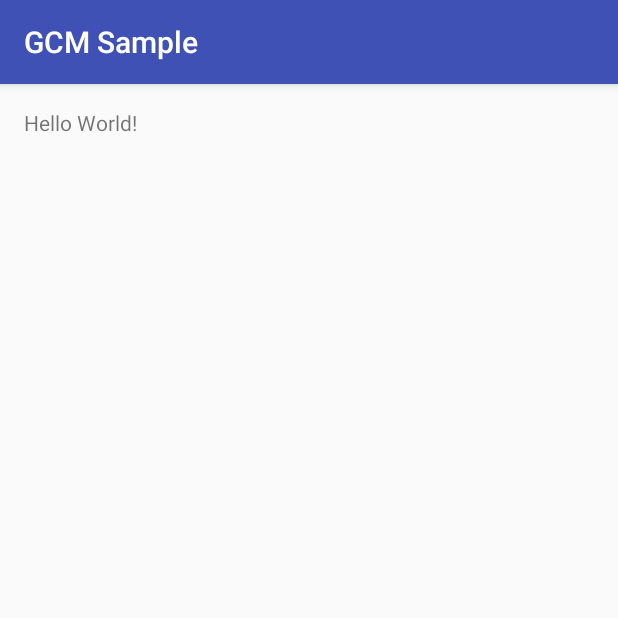
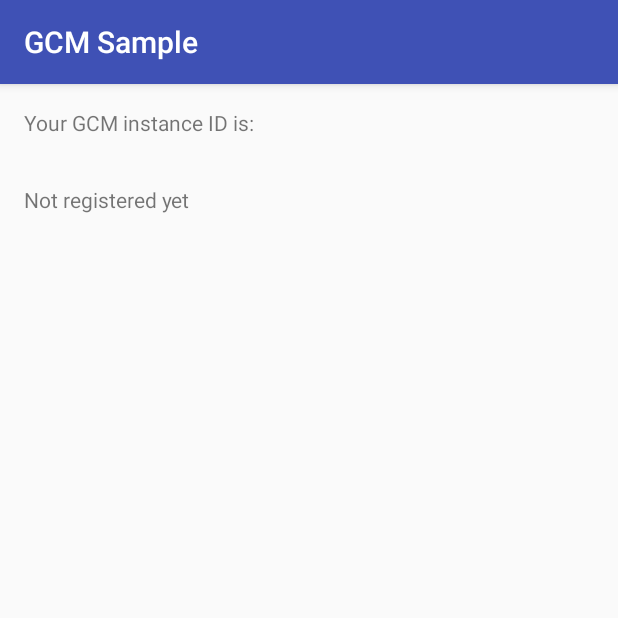
Before and after one commit to tfKamran/gcm-sample, an Android app: the screen it shows after launch (MainActivity), on a phone screen of 412 x 824 dp, the top half of it. Run offline under Robolectric (Android 15) with nearby library versions, the phone set to English and light mode, and no system bars.

```diff
--- a/gcm-sample-android/app/build.gradle
+++ b/gcm-sample-android/app/build.gradle
@@ -1,4 +1,5 @@
 apply plugin: 'com.android.application'
+apply plugin: 'com.google.gms.google-services'
 
 android {
     compileSdkVersion 23
@@ -23,4 +24,5 @@ dependencies {
     compile fileTree(dir: 'libs', include: ['*.jar'])
     testCompile 'junit:junit:4.12'
     compile 'com.android.support:appcompat-v7:23.1.1'
+    compile 'com.google.android.gms:play-services-gcm:8.3.0'
 }
--- a/gcm-sample-android/app/src/main/java/com/tf/gcmsample/MainActivity.java
+++ b/gcm-sample-android/app/src/main/java/com/tf/gcmsample/MainActivity.java
@@ -1,7 +1,10 @@
 package com.tf.gcmsample;
 
+import android.content.Intent;
 import android.support.v7.app.AppCompatActivity;
 import android.os.Bundle;
+import android.util.Log;
+import android.widget.TextView;
 
 public class MainActivity extends AppCompatActivity {
 
@@ -9,5 +12,15 @@ public class MainActivity extends AppCompatActivity {
     protected void onCreate(Bundle savedInstanceState) {
         super.onCreate(savedInstanceState);
         setContentView(R.layout.activity_main);
+
+        TextView lblInstanceId = (TextView) findViewById(R.id.lblInstanceId);
+
+        String instanceId = getSharedPreferences(getPackageName(), MODE_PRIVATE)
+                .getString(GCMRegistrationIntentService.PREF_INSTANCE_ID, "Not registered yet");
+        lblInstanceId.setText(instanceId);
+
+        Log.d("InstanceID", instanceId);
+
+        startService(new Intent(this, GCMRegistrationIntentService.class));
     }
 }
--- a/gcm-sample-android/app/src/main/res/layout/activity_main.xml
+++ b/gcm-sample-android/app/src/main/res/layout/activity_main.xml
@@ -1,16 +1,21 @@
 <?xml version="1.0" encoding="utf-8"?>
-<RelativeLayout xmlns:android="http://schemas.android.com/apk/res/android"
+<LinearLayout xmlns:android="http://schemas.android.com/apk/res/android"
     xmlns:tools="http://schemas.android.com/tools"
     android:layout_width="match_parent"
     android:layout_height="match_parent"
-    android:paddingBottom="@dimen/activity_vertical_margin"
-    android:paddingLeft="@dimen/activity_horizontal_margin"
-    android:paddingRight="@dimen/activity_horizontal_margin"
-    android:paddingTop="@dimen/activity_vertical_margin"
-    tools:context="com.tf.gcmsample.MainActivity">
+    tools:context="com.tf.gcmsample.MainActivity"
+    android:orientation="vertical">
 
     <TextView
         android:layout_width="wrap_content"
         android:layout_height="wrap_content"
-        android:text="Hello World!" />
-</RelativeLayout>
+        android:padding="16dp"
+        android:text="Your GCM instance ID is:" />
+
+    <TextView
+        android:id="@+id/lblInstanceId"
+        android:layout_width="match_parent"
+        android:padding="16dp"
+        android:layout_height="wrap_content" />
+
+</LinearLayout>
--- a/gcm-sample-android/app/src/main/res/values/strings.xml
+++ b/gcm-sample-android/app/src/main/res/values/strings.xml
@@ -1,3 +1,6 @@
 <resources>
     <string name="app_name">GCM Sample</string>
+
+    <string name="gcm_android_key">AIzaSyDACfck1s5ZD5vIFMxHlg_ArNh8pZKIZOY</string>
+    <string name="gcm_sender_id">793532904128</string>
 </resources>
--- a/gcm-sample-android/build.gradle
+++ b/gcm-sample-android/build.gradle
@@ -6,6 +6,7 @@ buildscript {
     }
     dependencies {
         classpath 'com.android.tools.build:gradle:2.0.0-beta4'
+        classpath 'com.google.gms:google-services:1.5.0-beta2'
 
         // NOTE: Do not place your application dependencies here; they belong
         // in the individual module build.gradle files
```
Also changed, not shown: gcm-sample-android/app/src/main/AndroidManifest.xml (+38 -0 lines), gcm-sample-android/app/src/main/java/com/tf/gcmsample/GCMRegistrationIntentService.java (added, +37 -0 lines), gcm-sample-android/app/src/main/java/com/tf/gcmsample/MyGcmListenerService.java (added, +22 -0 lines), gcm-sample-android/app/src/main/java/com/tf/gcmsample/MyInstanceIDListenerService.java (added, +15 -0 lines), 1 other file.
